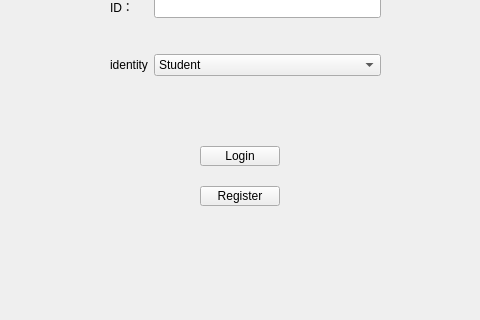
First picture: the form in login.ui, repository ouguangye/simple-score-manage-system, before the edit; both pictures show x 110 to 590 and y 154 to 474 of the 746 by 474 pixel window.
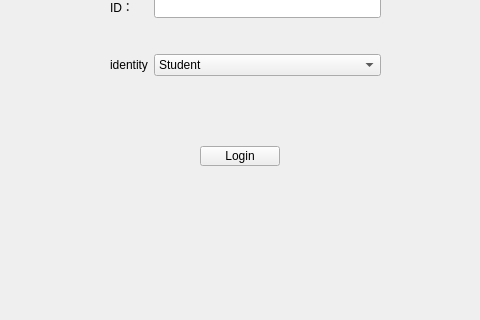
Second picture: the form after the edit.

```diff
--- a/login.ui
+++ b/login.ui
@@ -43,19 +43,6 @@
      <string>Login</string>
     </property>
    </widget>
-   <widget class="QPushButton" name="registeredBtn">
-    <property name="geometry">
-     <rect>
-      <x>310</x>
-      <y>340</y>
-      <width>80</width>
-      <height>20</height>
-     </rect>
-    </property>
-    <property name="text">
-     <string>Register</string>
-    </property>
-   </widget>
    <widget class="QWidget" name="layoutWidget">
     <property name="geometry">
      <rect>
```
